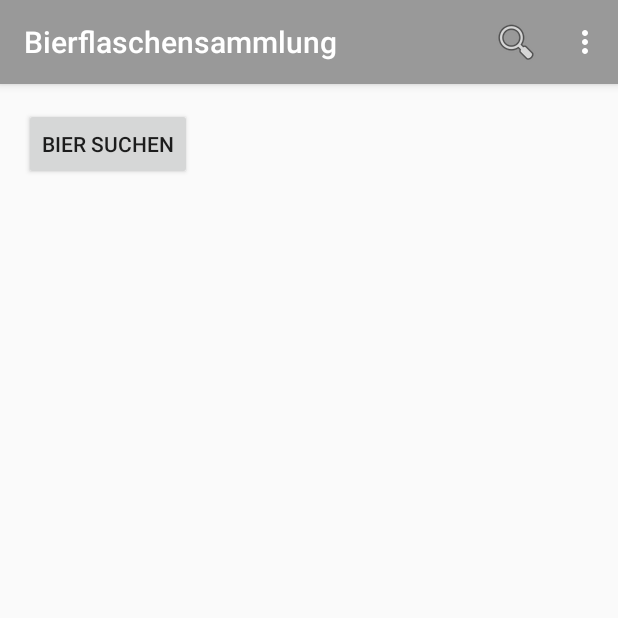
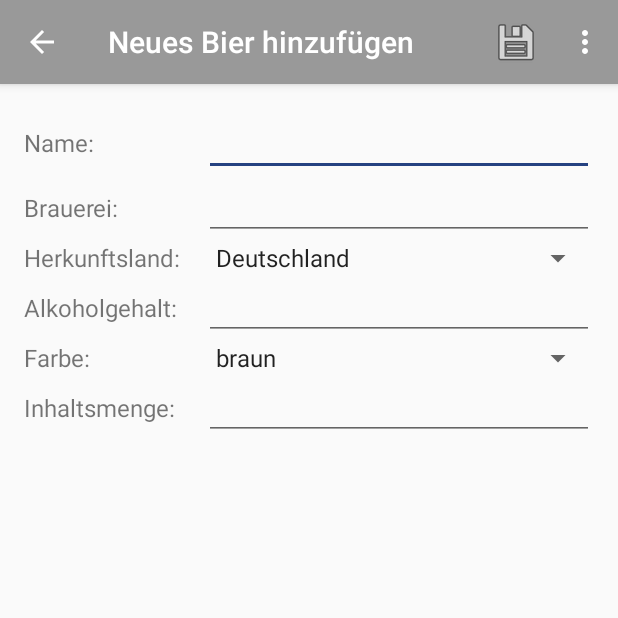
Before and after one commit to blume12/bierflaschensammlung, an Android app: the screen it shows after launch (MainActivity before the commit, NewBeerActivity after it), in the options menu, after a tap on "Neues Bier hinzufügen", on a phone screen of 412 x 824 dp, the top half of it. Run offline under Robolectric (Android 15) with nearby library versions, the phone set to English and light mode, and no system bars; 6 statements that could not run were skipped.

Commit message:
A new Beer can saved now

```diff
--- a/app/src/main/java/de/js/bierflaschensammlung/MainActivity.java
+++ b/app/src/main/java/de/js/bierflaschensammlung/MainActivity.java
@@ -1,5 +1,6 @@
 package de.js.bierflaschensammlung;
 
+import android.content.Intent;
 import android.os.AsyncTask;
 import android.support.v7.app.ActionBar;
 import android.os.Bundle;
@@ -117,6 +118,7 @@ public class MainActivity extends AppCompatActivity {
 
         //noinspection SimplifiableIfStatement
         if (id == R.id.action_beer_new) {
+            startActivity( new Intent(this, NewBeerActivity.class));
             return true;
         }
 
--- /dev/null
+++ b/app/src/main/java/de/js/bierflaschensammlung/NewBeerActivity.java
@@ -0,0 +1,99 @@
+package de.js.bierflaschensammlung;
+
+import android.content.Intent;
+import android.os.Bundle;
+import android.app.Activity;
+import android.support.v7.app.ActionBar;
+import android.support.v7.app.AppCompatActivity;
+import android.support.v7.widget.Toolbar;
+import android.util.Log;
+import android.view.Menu;
+import android.view.MenuItem;
+import android.widget.EditText;
+import android.widget.Spinner;
+
+import org.json.JSONException;
+import org.json.JSONObject;
+
+import de.js.bierflaschensammlung.json.JsonTransmitter;
+
+public class NewBeerActivity extends AppCompatActivity {
+
+    private static final String TAG = "NewBeerActivity";
+
+    @Override
+    protected void onCreate(Bundle savedInstanceState) {
+        super.onCreate(savedInstanceState);
+        setContentView(R.layout.activity_new_beer);
+        Toolbar toolbar = (Toolbar) findViewById(R.id.toolbar);
+        setSupportActionBar(toolbar);
+    }
+
+    @Override
+    public boolean onCreateOptionsMenu(Menu menu) {
+        // Inflate the menu; this adds items to the action bar if it is present.
+        getMenuInflater().inflate(R.menu.menu_save, menu);
+        ActionBar actionBar = getSupportActionBar();
+        if (actionBar != null) {
+            actionBar.setDisplayUseLogoEnabled(true);
+            actionBar.setDisplayHomeAsUpEnabled(true);
+        }
+        return true;
+    }
+
+    private void saveBeer() {
+        EditText beerName = (EditText) findViewById(R.id.editTextBeerName);
+        EditText beerCompany = (EditText) findViewById(R.id.editTextBeerCompany);
+        Spinner beerCountry = (Spinner) findViewById(R.id.editTextBeerCountry);
+        EditText promille = (EditText) findViewById(R.id.editTextPromille);
+        Spinner bottleColor = (Spinner) findViewById(R.id.editViewBottleColor);
+        EditText bottleSize = (EditText) findViewById(R.id.editViewBottleSize);
+
+        try {
+            JSONObject toSend = new JSONObject();
+            toSend.put("beerName", beerName.getText().toString());
+            toSend.put("beerCompany", beerCompany.getText().toString());
+            toSend.put("beerCountry", "1");
+            toSend.put("beerKind", "1");
+            toSend.put("promille", promille.getText().toString());
+            toSend.put("bottleColor", "" + bottleColor.getSelectedItemId());
+            toSend.put("bottleSize", bottleSize.getText().toString());
+            Log.d(TAG, "save" + toSend.toString());
+
+            JsonTransmitter transmitter = new JsonTransmitter();
+            transmitter.execute(new JSONObject[]{toSend});
+
+        } catch (JSONException e) {
+            e.printStackTrace();
+        }
+
+    }
+
+    @Override
+    public boolean onOptionsItemSelected(MenuItem item) {
+        // Handle action bar item clicks here. The action bar will
+        // automatically handle clicks on the Home/Up button, so long
+        // as you specify a parent activity in AndroidManifest.xml.
+        int id = item.getItemId();
+
+        //noinspection SimplifiableIfStatement
+        switch (id) {
+            case R.id.action_beer_new:
+                startActivity(new Intent(this, NewBeerActivity.class));
+                return true;
+
+            case R.id.action_save:
+                saveBeer();
+                return true;
+
+            case R.id.home:
+                //TODO: Back-Button
+                startActivity(new Intent(this, MainActivity.class));
+                return true;
+
+        }
+
+        return super.onOptionsItemSelected(item);
+    }
+
+}
--- /dev/null
+++ b/app/src/main/java/de/js/bierflaschensammlung/json/JsonTransmitter.java
@@ -0,0 +1,44 @@
+package de.js.bierflaschensammlung.json;
+
+import org.apache.http.HttpResponse;
+import org.apache.http.client.HttpClient;
+import org.apache.http.client.methods.HttpPost;
+import org.apache.http.entity.StringEntity;
+import org.apache.http.impl.client.DefaultHttpClient;
+import org.apache.http.params.HttpConnectionParams;
+import org.json.JSONObject;
+
+import android.os.AsyncTask;
+import android.util.Log;
+
+import de.js.bierflaschensammlung.config.Config;
+
+public class JsonTransmitter extends AsyncTask<JSONObject, JSONObject, JSONObject> {
+
+    private final String url = Config.getRestUrl()+"save-beer.php";
+
+    @Override
+    protected JSONObject doInBackground(JSONObject... data) {
+        JSONObject json = data[0];
+        HttpClient client = new DefaultHttpClient();
+        HttpConnectionParams.setConnectionTimeout(client.getParams(), 100000);
+
+        JSONObject jsonResponse = null;
+        HttpPost post = new HttpPost(url);
+        try {
+            StringEntity se = new StringEntity("json="+json.toString());
+            post.addHeader("content-type", "application/x-www-form-urlencoded");
+            post.setEntity(se);
+
+            HttpResponse response;
+            response = client.execute(post);
+            String resFromServer = org.apache.http.util.EntityUtils.toString(response.getEntity());
+
+            jsonResponse=new JSONObject(resFromServer);
+            Log.i("Response from server", jsonResponse.getString("msg"));
+        } catch (Exception e) { e.printStackTrace();}
+
+        return jsonResponse;
+    }
+
+}
--- /dev/null
+++ b/app/src/main/res/layout/activity_new_beer.xml
@@ -0,0 +1,167 @@
+<?xml version="1.0" encoding="utf-8"?>
+
+<android.support.design.widget.CoordinatorLayout xmlns:android="http://schemas.android.com/apk/res/android"
+    xmlns:app="http://schemas.android.com/apk/res-auto"
+    xmlns:tools="http://schemas.android.com/tools"
+    android:layout_width="match_parent"
+    android:layout_height="match_parent"
+    android:fitsSystemWindows="true"
+    tools:context=".MainActivity">
+
+    <android.support.design.widget.AppBarLayout
+        android:layout_width="match_parent"
+        android:layout_height="wrap_content"
+        android:theme="@style/AppTheme.AppBarOverlay">
+
+        <android.support.v7.widget.Toolbar
+            android:id="@+id/toolbar"
+            android:layout_width="match_parent"
+            android:layout_height="?attr/actionBarSize"
+            android:background="?attr/colorPrimary"
+            app:popupTheme="@style/AppTheme.PopupOverlay" />
+
+    </android.support.design.widget.AppBarLayout>
+
+    <RelativeLayout xmlns:android="http://schemas.android.com/apk/res/android"
+        xmlns:app="http://schemas.android.com/apk/res-auto"
+        xmlns:tools="http://schemas.android.com/tools"
+        android:layout_width="match_parent"
+        android:layout_height="match_parent"
+        android:paddingBottom="@dimen/activity_vertical_margin"
+        android:paddingLeft="@dimen/activity_horizontal_margin"
+        android:paddingRight="@dimen/activity_horizontal_margin"
+        android:paddingTop="@dimen/activity_vertical_margin"
+        app:layout_behavior="@string/appbar_scrolling_view_behavior"
+        tools:context=".NewBeerActivity">
+
+        <TextView
+            android:layout_width="120dp"
+            android:layout_height="wrap_content"
+            android:text="@string/label_name"
+            android:id="@+id/textViewBeerName"
+            android:textSize="16sp"
+            android:layout_alignParentTop="true"
+            android:layout_alignBottom="@+id/editTextBeerName"
+            android:layout_alignBaseline="@+id/editTextBeerName"/>
+        <EditText
+            android:layout_width="fill_parent"
+            android:layout_height="wrap_content"
+            android:inputType="text"
+            android:layout_alignParentTop="true"
+            android:layout_toRightOf="@+id/textViewBeerName"
+            android:layout_alignParentRight="true"
+            android:layout_alignParentEnd="true"
+            android:id="@+id/editTextBeerName"/>
+
+        <TextView
+            android:layout_width="120dp"
+            android:textSize="16sp"
+            android:layout_height="wrap_content"
+            android:text="@string/label_beer_company"
+            android:id="@+id/textViewBeerCompany"
+            android:layout_toLeftOf="@+id/editTextBeerName"
+            android:layout_alignParentLeft="true"
+            android:layout_alignParentStart="true"
+            android:layout_alignTop="@+id/editTextBeerCompany"
+            android:layout_alignBottom="@+id/editTextBeerCompany"
+            android:layout_alignBaseline="@+id/editTextBeerCompany"/>
+        <EditText
+            android:layout_width="fill_parent"
+            android:layout_height="wrap_content"
+            android:textSize="16sp"
+            android:inputType="text"
+            android:id="@+id/editTextBeerCompany"
+            android:layout_below="@+id/editTextBeerName"
+            android:layout_toRightOf="@+id/textViewBeerCompany"
+            android:layout_toEndOf="@+id/textViewBeerCompany" />
+
+        <TextView
+            android:layout_width="120dp"
+            android:textSize="16sp"
+            android:layout_height="wrap_content"
+            android:text="@string/label_beer_country"
+            android:id="@+id/textViewBeerCountry"
+            android:layout_below="@+id/editTextBeerCompany"
+            android:layout_toLeftOf="@+id/editTextBeerCompany"
+            android:layout_toStartOf="@+id/editTextBeerCompany"
+            android:layout_alignBottom="@+id/editTextBeerCountry"
+            android:layout_alignBaseline="@+id/editTextBeerCountry"/>
+        <Spinner
+            android:id="@+id/editTextBeerCountry"
+            android:layout_width="match_parent"
+            android:layout_height="wrap_content"
+            android:entries="@array/country_array"
+            android:prompt="@string/country_prompt"
+            android:layout_below="@+id/editTextBeerCompany"
+            android:layout_alignParentRight="true"
+            android:layout_alignParentEnd="true"
+            android:layout_toRightOf="@+id/textViewBeerCountry"
+            android:layout_toEndOf="@+id/textViewBeerCountry"  />
+
+        <TextView
+            android:layout_width="120dp"
+            android:layout_height="wrap_content"
+            android:text="@string/label_beer_per_mille"
+            android:id="@+id/textViewPromille"
+            android:textSize="16sp"
+            android:layout_below="@+id/editTextBeerCountry"
+            android:layout_alignParentLeft="true"
+            android:layout_alignParentStart="true"
+            android:layout_alignBaseline="@+id/editTextPromille"/>
+
+        <EditText
+            android:layout_width="fill_parent"
+            android:layout_height="wrap_content"
+            android:textSize="16sp"
+            android:inputType="text"
+            android:id="@+id/editTextPromille"
+            android:layout_below="@+id/editTextBeerCountry"
+            android:layout_alignParentRight="true"
+            android:layout_alignParentEnd="true"
+            android:layout_alignLeft="@+id/editTextBeerCountry"
+            android:layout_alignStart="@+id/editTextBeerCountry" />
+
+        <TextView
+            android:layout_width="120dp"
+            android:layout_height="wrap_content"
+            android:text="@string/label_bottle_color"
+            android:id="@+id/textViewBottleColor"
+            android:textSize="16sp"
+            android:layout_below="@+id/editTextPromille"
+            android:layout_alignParentLeft="true"
+            android:layout_alignParentStart="true"
+            android:layout_alignBaseline="@+id/editViewBottleColor"/>
+        <Spinner
+            android:id="@+id/editViewBottleColor"
+            android:layout_width="match_parent"
+            android:layout_height="wrap_content"
+            android:entries="@array/bottle_color_array"
+            android:prompt="@string/bottle_color_prompt"
+            android:layout_below="@+id/editTextPromille"
+            android:layout_toRightOf="@+id/textViewBottleColor"
+            android:layout_toEndOf="@+id/textViewBottleColor" />
+        <TextView
+            android:layout_width="120dp"
+            android:layout_height="wrap_content"
+            android:text="@string/label_bottle_size"
+            android:id="@+id/textViewBottleSize"
+            android:textSize="16sp"
+            android:layout_below="@+id/textViewBottleColor"
+            android:layout_alignParentLeft="true"
+            android:layout_alignParentStart="true"
+            android:layout_alignBaseline="@+id/editViewBottleSize"/>
+
+        <EditText
+            android:layout_width="fill_parent"
+            android:layout_height="wrap_content"
+            android:textSize="16sp"
+            android:inputType="numberDecimal"
+            android:id="@+id/editViewBottleSize"
+            android:layout_below="@+id/editViewBottleColor"
+            android:layout_alignParentRight="true"
+            android:layout_alignParentEnd="true"
+            android:layout_alignLeft="@+id/editViewBottleColor"
+            android:layout_alignStart="@+id/editViewBottleColor" />
+
+    </RelativeLayout>
+</android.support.design.widget.CoordinatorLayout>
--- /dev/null
+++ b/app/src/main/res/menu/menu_save.xml
@@ -0,0 +1,18 @@
+<menu xmlns:android="http://schemas.android.com/apk/res/android"
+    xmlns:app="http://schemas.android.com/apk/res-auto"
+    xmlns:tools="http://schemas.android.com/tools" tools:context=".MainActivity">
+    <item android:id="@+id/action_save" android:title="@string/action_save"
+        android:orderInCategory="100" app:showAsAction="always" android:icon="@android:drawable/ic_menu_save"/>
+    <item android:id="@+id/action_beer_new" android:title="@string/action_beer_new"
+        android:orderInCategory="100" app:showAsAction="never" />
+    <item android:id="@+id/action_contact" android:title="@string/action_contact"
+        android:orderInCategory="100" app:showAsAction="never" />
+    <item android:id="@+id/action_profile_edit" android:title="@string/action_profil_edit"
+        android:orderInCategory="100" app:showAsAction="never" />
+    <item android:id="@+id/action_help" android:title="@string/action_help"
+        android:orderInCategory="100" app:showAsAction="never" />
+    <item android:id="@+id/action_logout" android:title="@string/action_logout"
+        android:orderInCategory="100" app:showAsAction="never" />
+    <item android:id="@+id/action_info" android:title="@string/action_info"
+        android:orderInCategory="100" app:showAsAction="never" />
+</menu>
--- a/app/src/main/res/values/colors.xml
+++ b/app/src/main/res/values/colors.xml
@@ -2,5 +2,5 @@
 <resources>
     <color name="colorPrimary">#999999</color>
     <color name="colorPrimaryDark">#464646</color>
-    <color name="colorAccent">#FF4081</color>
+    <color name="colorAccent">#254281</color>
 </resources>
--- a/app/src/main/res/values/strings.xml
+++ b/app/src/main/res/values/strings.xml
@@ -7,5 +7,27 @@
     <string name="action_logout">Abmelden</string>
     <string name="action_info">Info</string>
     <string name="action_search">Suche</string>
+    <string name="action_save">Speichern</string>
+    <string name="action_back">Zurück</string>
     <string name="button_search">Bier suchen</string>
+    <string name="title_activity_new_beer">Neues Bier hinzufügen</string>
+    <string name="label_name">Name:</string>
+    <string name="label_beer_company">Brauerei:</string>
+    <string name="label_beer_country">Herkunftsland:</string>
+    <string name="label_beer_per_mille">Alkoholgehalt:</string>
+    <string name="label_bottle_color">Farbe:</string>
+    <string name="label_bottle_size">Inhaltsmenge:</string>
+
+    <string name="bottle_color_prompt">Wähle eine Farbe</string>
+    <string-array name="bottle_color_array">
+        <item id="brown">braun</item>
+        <item id="green">grün</item>
+        <item id="blue">blau</item>
+    </string-array>
+
+    <string name="country_prompt">Wähle ein Land</string>
+    <string-array name="country_array">
+        <item id="1">Deutschland</item>
+        <item id="2">Österreich</item>
+    </string-array>
 </resources>
```
Also changed, not shown: app/src/main/AndroidManifest.xml (+8 -1 lines).
